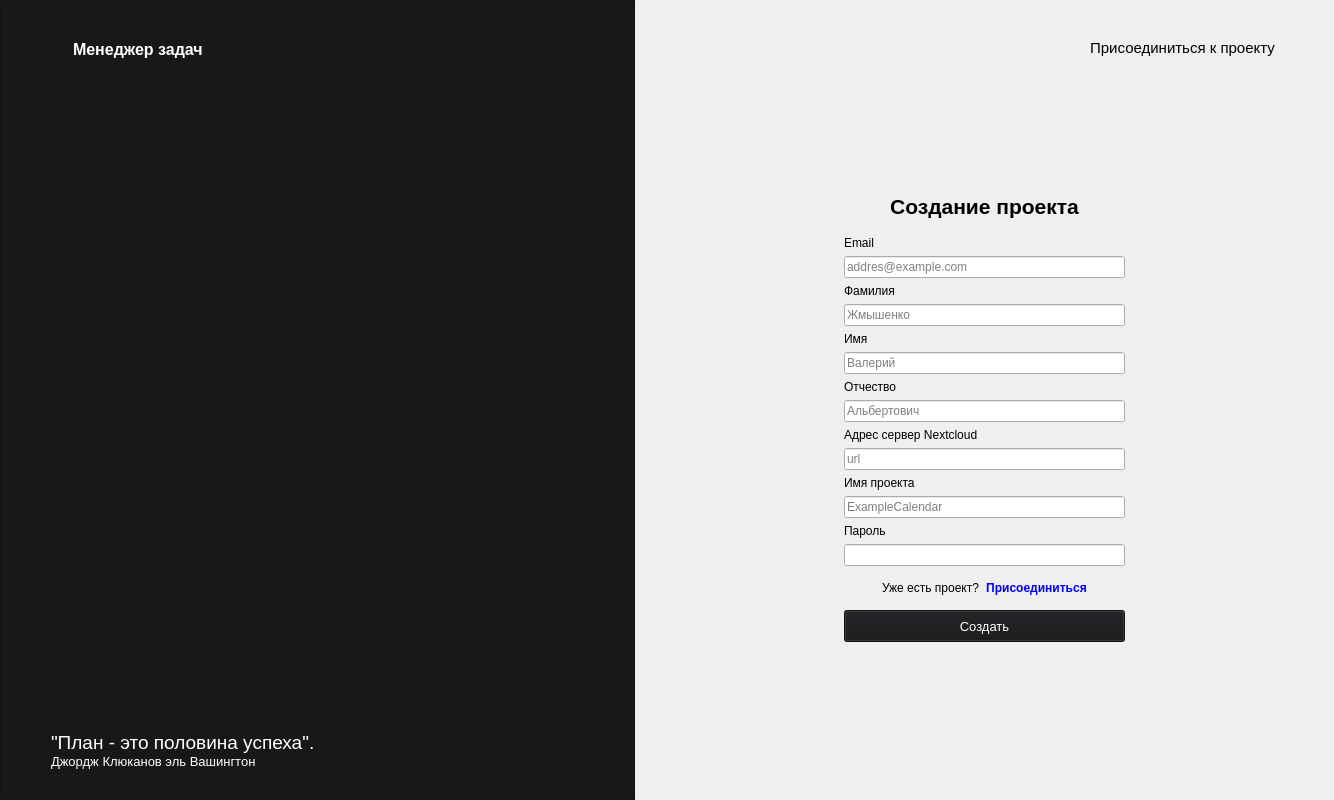
Qt form client/TaskManager/widgets/authorization.ui (SUAI-43dep-paoxt/TP2024) before a commit.
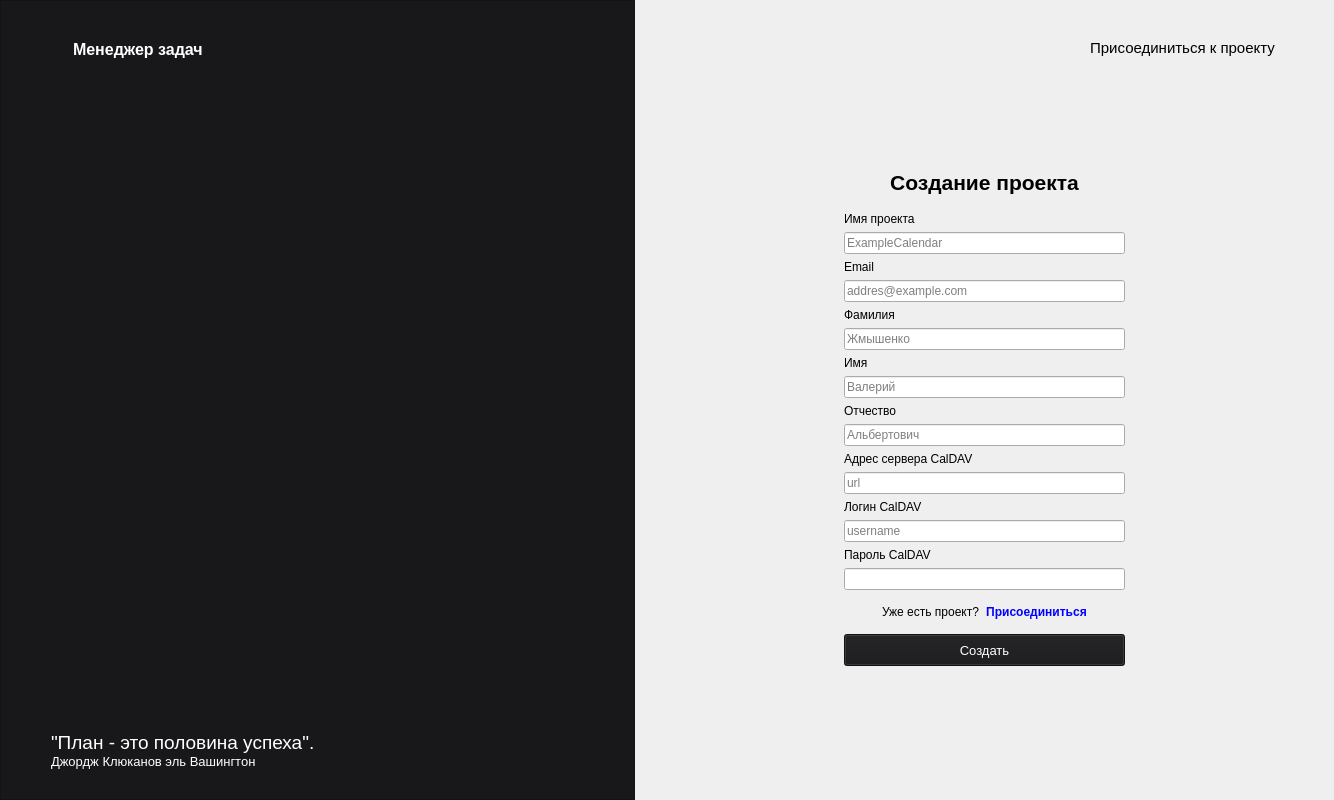
The same form after that commit. The open tabs and pages were chosen to show the change.

```diff
--- a/client/TaskManager/widgets/authorization.ui
+++ b/client/TaskManager/widgets/authorization.ui
@@ -276,6 +276,20 @@
                </property>
               </spacer>
              </item>
+             <item>
+              <widget class="QLabel" name="label_reg_calendar_name">
+               <property name="text">
+                <string>Имя проекта</string>
+               </property>
+              </widget>
+             </item>
+             <item>
+              <widget class="QLineEdit" name="lineEdit_reg_calendar_name">
+               <property name="placeholderText">
+                <string>ExampleCalendar</string>
+               </property>
+              </widget>
+             </item>
              <item>
               <widget class="QLabel" name="label_reg_email">
                <property name="text">
@@ -335,7 +349,7 @@
              <item>
               <widget class="QLabel" name="label_reg_url">
                <property name="text">
-                <string>Адрес сервер Nextcloud</string>
+                <string>Адрес сервера CalDAV</string>
                </property>
               </widget>
              </item>
@@ -347,23 +361,23 @@
               </widget>
              </item>
              <item>
-              <widget class="QLabel" name="label_reg_calendar_name">
+              <widget class="QLabel" name="label_reg_username">
                <property name="text">
-                <string>Имя проекта</string>
+                <string>Логин CalDAV</string>
                </property>
               </widget>
              </item>
              <item>
-              <widget class="QLineEdit" name="lineEdit_reg_calendar_name">
+              <widget class="QLineEdit" name="lineEdit_reg_username">
                <property name="placeholderText">
-                <string>ExampleCalendar</string>
+                <string>username</string>
                </property>
               </widget>
              </item>
              <item>
               <widget class="QLabel" name="label_reg_password1">
                <property name="text">
-                <string>Пароль</string>
+                <string>Пароль CalDAV</string>
                </property>
               </widget>
              </item>
```
Left out of the diff: 6 changed lines with no effect on the pictures.
